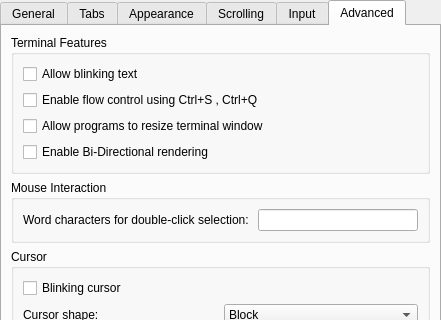
Above: src/EditProfileDialog.ui from KDE/konsole before the change; both pictures show x 0 to 441 and y 0 to 320 of the 441 by 529 pixel window. Below: the same form after it.
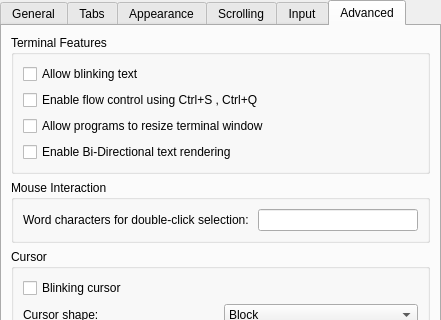
That is the form after the change. The open tabs and pages were chosen to show the change. Custom widgets are drawn as their Qt base class.

Commit message: Minor UI text change.  'BiDirectional rendering' -> 'Bi-Directional text rendering'

Diff of the .ui file:
```diff
--- a/src/EditProfileDialog.ui
+++ b/src/EditProfileDialog.ui
@@ -951,7 +951,7 @@
              <string>Enable BiDirectional display on terminals (valid for Arabic, Farsi or Hebrew only)</string>
             </property>
             <property name="text" >
-             <string>Enable Bi-Directional rendering </string>
+             <string>Enable Bi-Directional text rendering</string>
             </property>
            </widget>
           </item>
```
Left out of the diff: 2 changed lines with no effect on the pictures.
